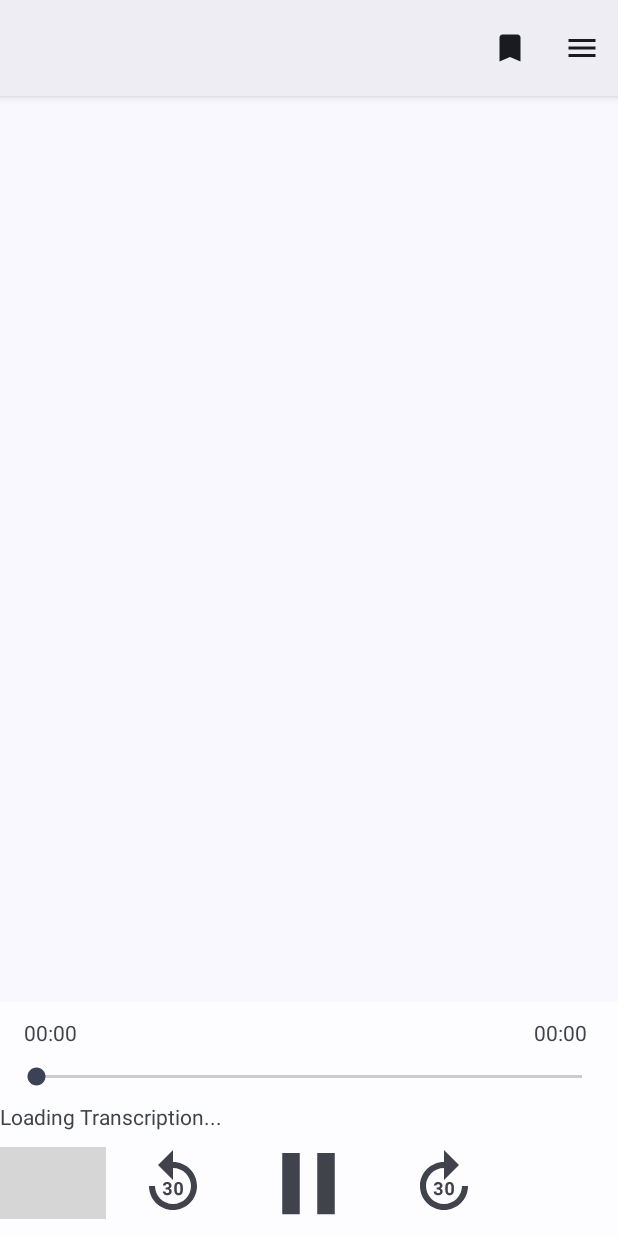
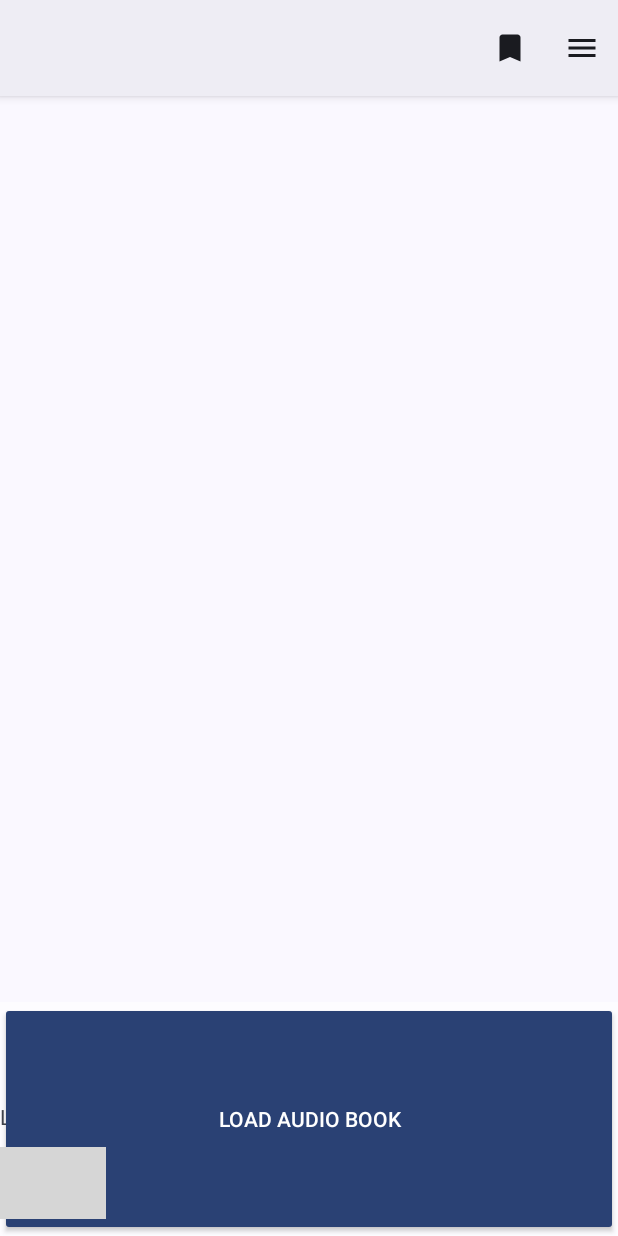
Before and after one commit to Farhannibal/AudEbook, an Android app built with Jetpack Compose: the fragment ImageReaderFragment placed in its activity, on a phone screen of 412 x 824 dp. Run offline under Robolectric (Android 15) with nearby library versions, the phone set to English and light mode, and no system bars; our stand-ins replace Timber; libraries missing offline, so code that uses them is left out: org.readium.navigator, org.readium.r2; 26 statements that could not run were skipped; grey boxes are pictures that could not be loaded.

Commit message:
Add audio book loading functionality and update layout in fragment_reader.xml

```diff
--- a/app/src/main/res/layout/fragment_reader.xml
+++ b/app/src/main/res/layout/fragment_reader.xml
@@ -24,6 +24,14 @@
         app:layout_constraintBottom_toBottomOf="parent"
         app:layout_constraintEnd_toEndOf="parent"
         app:layout_constraintStart_toStartOf="parent">
+
+        <Button
+            android:id="@+id/loadAudioBook"
+            style="@style/Widget.AppCompat.Button"
+            android:layout_width="match_parent"
+            android:layout_height="match_parent"
+            android:text="Load Audio Book"
+            android:visibility="visible" />
 
         <LinearLayout
             android:layout_width="match_parent"
```
Also changed, not shown: app/src/main/java/com/example/audebook/reader/EpubReaderFragment.kt (+41 -0 lines).
